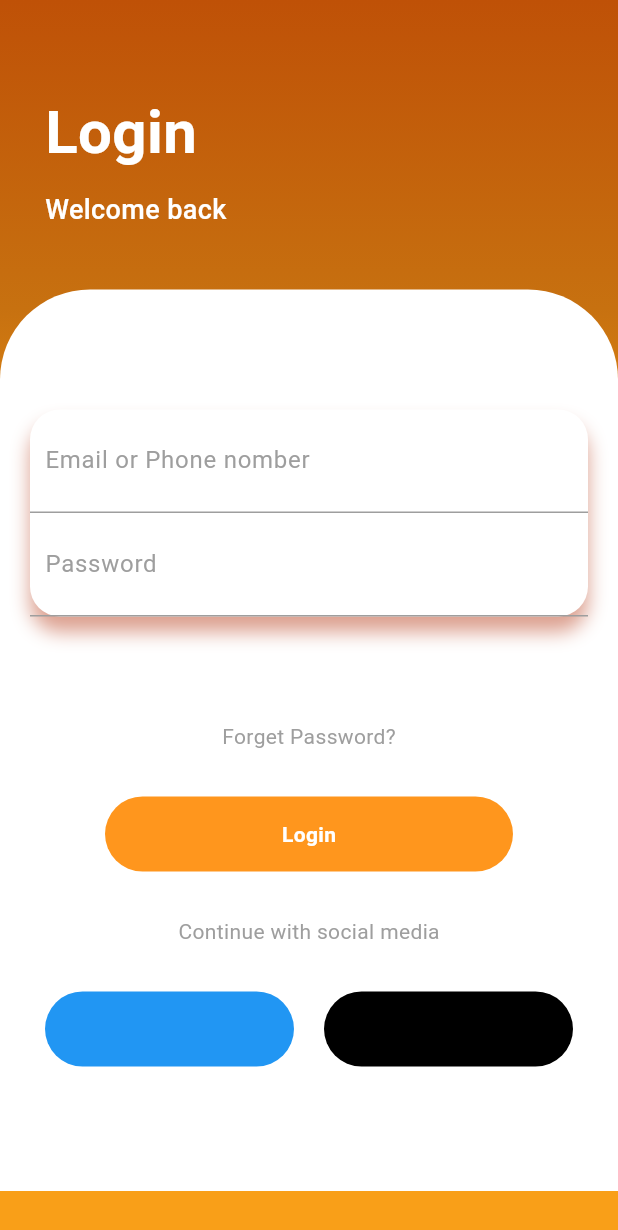
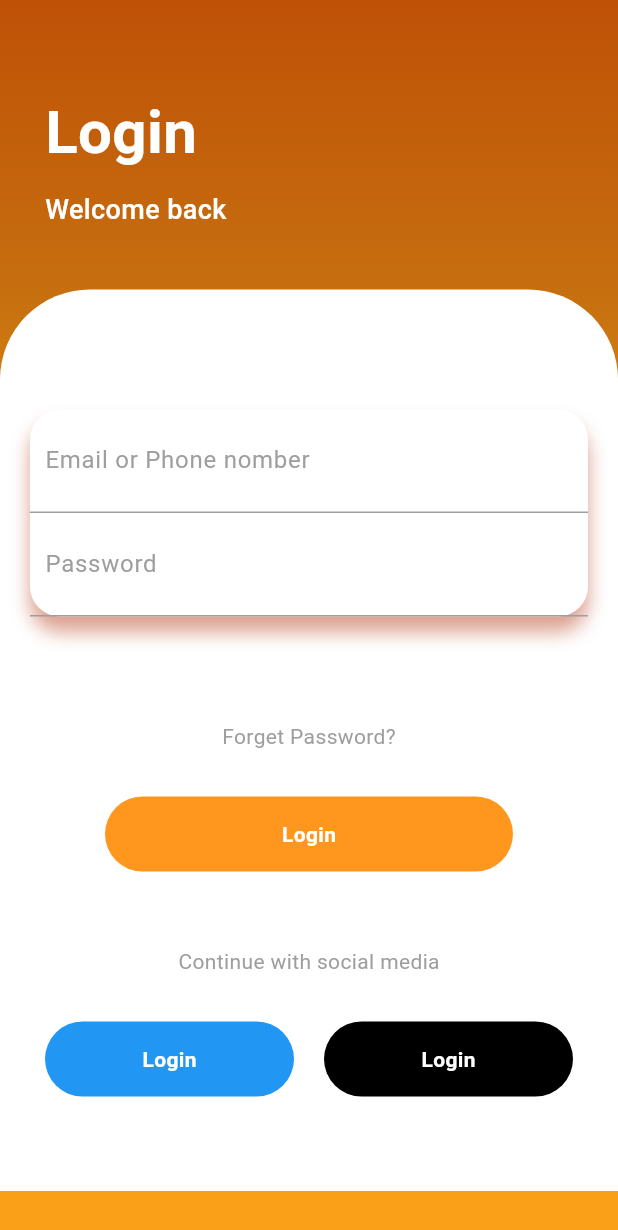
Before and after one commit to Inoyatovlee/Login-UI-Animation, a Flutter app: the screen it shows after launch, on a phone screen of 412 x 824 dp. Shown: the top 1230 px of the screen. Run offline on Flutter 3.47's test engine with Material 3 defaults, Android fonts, the phone set to English and light mode, and no system bars; our stand-ins replace simple_animations.

```diff
--- a/lib/import.dart
+++ b/lib/import.dart
@@ -2,3 +2,6 @@ export 'package:flutter/material.dart';
 export 'package:login_ui_animation/pages/Home.dart';
 export 'package:login_ui_animation/pages/TextFildOne.dart';
 export 'package:login_ui_animation/pages/Buttom.dart';
+export 'package:flutter/material.dart';
+export 'dart:math';
+export 'package:simple_animations/simple_animations.dart';
--- a/lib/pages/Buttom.dart
+++ b/lib/pages/Buttom.dart
@@ -2,16 +2,27 @@ import 'package:login_ui_animation/import.dart';
 
 class Buttom extends StatelessWidget {
   dynamic color;
-  Buttom({super.key, required this.color});
+  String text;
+  Buttom({
+    super.key,
+    required this.color,
+    required this.text,
+  });
 
   @override
   Widget build(BuildContext context) {
     return Expanded(
       child: Container(
-        margin: EdgeInsets.symmetric(horizontal: 10),
+        margin: const EdgeInsets.symmetric(horizontal: 10),
         height: 50,
         decoration: BoxDecoration(
             borderRadius: BorderRadius.circular(50), color: color),
+        child: Center(
+          child: Text(
+            "Login",
+            style: TextStyle(color: Colors.white, fontWeight: FontWeight.w600),
+          ),
+        ),
       ),
     );
   }
--- a/lib/pages/Home.dart
+++ b/lib/pages/Home.dart
@@ -1,4 +1,5 @@
 import 'package:login_ui_animation/import.dart';
+import 'package:login_ui_animation/pages/Animation/FadeAnimation.dart';
 
 class HomePage extends StatefulWidget {
   const HomePage({super.key});
@@ -87,15 +88,13 @@ class _HomePageState extends State<HomePage> {
                           color: Color.fromARGB(255, 255, 150, 29),
                         ),
                         child: Center(
-                          child: Text(
-                            "Login",
-                            style: TextStyle(
-                                color: Colors.white,
-                                fontWeight: FontWeight.w600),
-                          ),
+                          child: Text("Login",
+                              style: TextStyle(
+                                  color: Colors.white,
+                                  fontWeight: FontWeight.w600)),
                         ),
                       ),
-                      SizedBox(height: 30),
+                      SizedBox(height: 50),
                       Text(
                         "Continue with social media",
                         style: TextStyle(color: Colors.grey),
@@ -103,9 +102,9 @@ class _HomePageState extends State<HomePage> {
                       SizedBox(height: 30),
                       Row(
                         children: [
-                          Buttom(color: Colors.blue),
-                          SizedBox(height: 30),
-                          Buttom(color: Colors.black)
+                          Buttom(color: Colors.blue, text: "Facebook"),
+                          const SizedBox(height: 30),
+                          Buttom(color: Colors.black, text: "Github")
                         ],
                       ),
                     ],
--- a/pubspec.yaml
+++ b/pubspec.yaml
@@ -35,6 +35,7 @@ dependencies:
   # The following adds the Cupertino Icons font to your application.
   # Use with the CupertinoIcons class for iOS style icons.
   cupertino_icons: ^1.0.2
+  simple_animations: ^5.0.2
 
 dev_dependencies:
   flutter_test:
```
Also changed, not shown: lib/pages/Animation/FadeAnimation.dart (added, +63 -0 lines), pubspec.lock.
